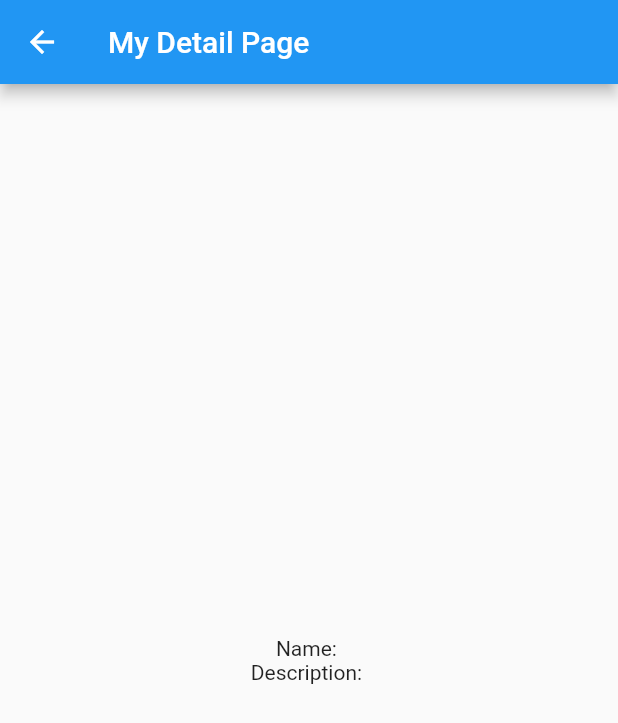
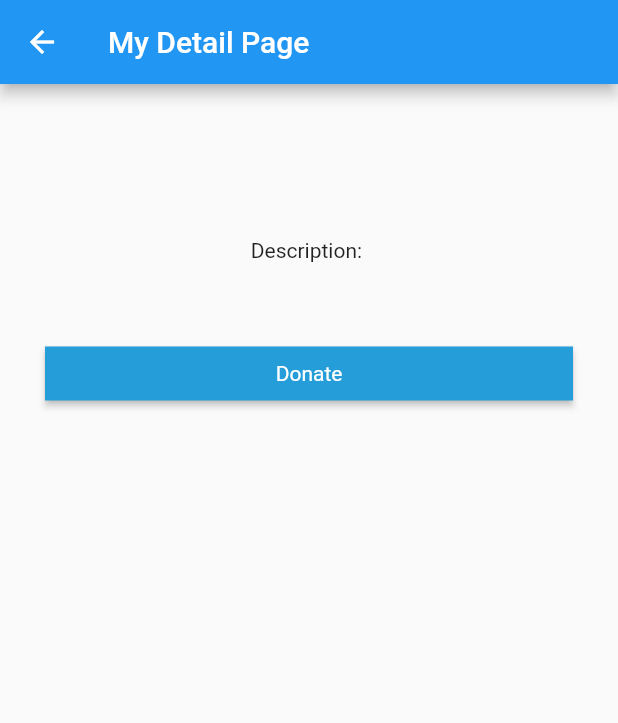
Before and after one commit to MaulanaArya30/CareConnect, a Flutter app: the DetailScreen screen opened directly with empty values, on a phone screen of 412 x 824 dp. Shown: the top 723 px of the screen. Run offline on Flutter 3.47's test engine with Material 2 defaults, Android fonts, the phone set to English and light mode, and no system bars; our stand-ins replace basic_utils, cloud_firestore, email_validator, firebase_auth, firebase_core, firebase_storage and 1 more; accounts and stored records are empty.

```diff
--- a/lib/view/home/detail_page.dart
+++ b/lib/view/home/detail_page.dart
@@ -1,7 +1,11 @@
+import 'dart:io';
+
 import 'package:cloud_firestore/cloud_firestore.dart';
 import 'package:flutter/material.dart';
 import 'package:flutter/src/widgets/framework.dart';
 import 'package:flutter/src/widgets/placeholder.dart';
+import 'package:firebase_storage/firebase_storage.dart';
+import 'package:google_maps_flutter/google_maps_flutter.dart';
 
 class DetailScreen extends StatefulWidget {
   final String documentId;
@@ -14,6 +18,26 @@ class DetailScreen extends StatefulWidget {
 
 class _DetailScreenState extends State<DetailScreen> {
   late DocumentSnapshot _documentSnapshot;
+  //late File _imageFile;
+
+  // @override
+  // void initState() {
+  //   super.initState();
+
+  //   // Get a reference to the image location in Firebase Storage
+  //   Reference ref = FirebaseStorage.instance
+  //       .ref()
+  //       .child('gs://orphan-app-8e50e.appspot.com/${widget.documentId}.jpg');
+
+  //   // Download the image to a temporary directory on the device
+  //   final Directory systemTempDir = Directory.systemTemp;
+  //   final File file = File('${systemTempDir.path}/${widget.documentId}.jpg');
+  //   ref.writeToFile(file).then((_) {
+  //     setState(() {
+  //       _imageFile = file;
+  //     });
+  //   });
+  // }
 
   @override
   Widget build(BuildContext context) {
@@ -30,16 +54,44 @@ class _DetailScreenState extends State<DetailScreen> {
           builder: (context, snapshot) {
             if (snapshot.hasData) {
               _documentSnapshot = snapshot.data!;
-              return Column(
-                mainAxisAlignment: MainAxisAlignment.center,
-                children: [
-                  Text('Name: ${_documentSnapshot['name']}'),
-                  Text('Description: ${_documentSnapshot['description']}'),
-                  // other fields
-                ],
+              return Container(
+                padding: EdgeInsets.all(30),
+                child: Column(
+                  mainAxisAlignment: MainAxisAlignment.start,
+                  children: [
+                    Text(
+                      '${_documentSnapshot['name']}',
+                      style: TextStyle(
+                        fontWeight: FontWeight.bold,
+                        fontSize: 20,
+                      ),
+                    ),
+                    SizedBox(height: 30),
+                    // _imageFile == null
+                    //     ? CircularProgressIndicator()
+                    //     : Image.file(_imageFile),
+                    SizedBox(height: 20),
+                    Text('Description: ${_documentSnapshot['description']}'),
+                    SizedBox(height: 50),
+                    Container(
+                      width: double.infinity,
+                      child: RawMaterialButton(
+                        fillColor: const Color.fromARGB(255, 37, 157, 217),
+                        onPressed: () {},
+                        child: const Text(
+                          "Donate",
+                          style: TextStyle(
+                            color: Colors.white,
+                          ),
+                        ),
+                      ),
+                    ),
+                    // other fields
+                  ],
+                ),
               );
             } else {
-              return CircularProgressIndicator();
+              return Center(child: CircularProgressIndicator());
             }
           },
         ),
@@ -47,47 +99,3 @@ class _DetailScreenState extends State<DetailScreen> {
     );
   }
 }
-
-
-
-
-
-// class _DetailScreen extends State<DetailScreen> {
-//   late DocumentSnapshot _documentSnapshot;
-
-//   @override
-//   Widget build(BuildContext context) {
-//     return Scaffold(
-//       appBar: AppBar(
-//         title: Text('My Detail Page'),
-//       ),
-//       body: Center(
-//         child: FutureBuilder<DocumentSnapshot>(
-//           future: FirebaseFirestore.instance
-//               .collection('orphanage')
-//               .doc(widget.documentId)
-//               .get(),
-//           builder: (context, snapshot) {
-//             if (snapshot.connectionState == ConnectionState.done) {
-//               if (snapshot.hasData) {
-//                 _documentSnapshot = snapshot.data!;
-//                 return Column(
-//                   mainAxisAlignment: MainAxisAlignment.center,
-//                   children: [
-//                     Text('Name: ${_documentSnapshot['name']}'),
-//                     Text('Description: ${_documentSnapshot['description']}'),
-//                     // other fields
-//                   ],
-//                 );
-//               } else {
-//                 return Text('No data found');
-//               }
-//             } else {
-//               return CircularProgressIndicator();
-//             }
-//           },
-//         ),
-//       ),
-//     );
-//   }
-// }
--- a/lib/view/home/profile_page.dart
+++ b/lib/view/home/profile_page.dart
@@ -35,7 +35,7 @@ class _ProfileScreenState extends State<ProfileScreen> {
                     Navigator.push(
                       context,
                       MaterialPageRoute(
-                          builder: (context) => DetailScreen(documentId: "1")),
+                          builder: (context) => DetailScreen(documentId: "0")),
                     );
                   },
                   child: const Text(
@@ -55,7 +55,7 @@ class _ProfileScreenState extends State<ProfileScreen> {
                     Navigator.push(
                       context,
                       MaterialPageRoute(
-                          builder: (context) => DetailScreen(documentId: "2")),
+                          builder: (context) => DetailScreen(documentId: "3")),
                     );
                   },
                   child: const Text(
--- a/pubspec.yaml
+++ b/pubspec.yaml
@@ -42,6 +42,8 @@ dependencies:
   cloud_firestore: ^4.4.1
   email_validator: ^2.1.17
   basic_utils: ^5.5.1
+  firebase_storage: ^11.0.14
+  google_maps_flutter: ^2.2.4
 
 dev_dependencies:
   flutter_test:
```
Also changed, not shown: lib/widgets/orphanage_button.dart (added, +16 -0 lines), pubspec.lock.
